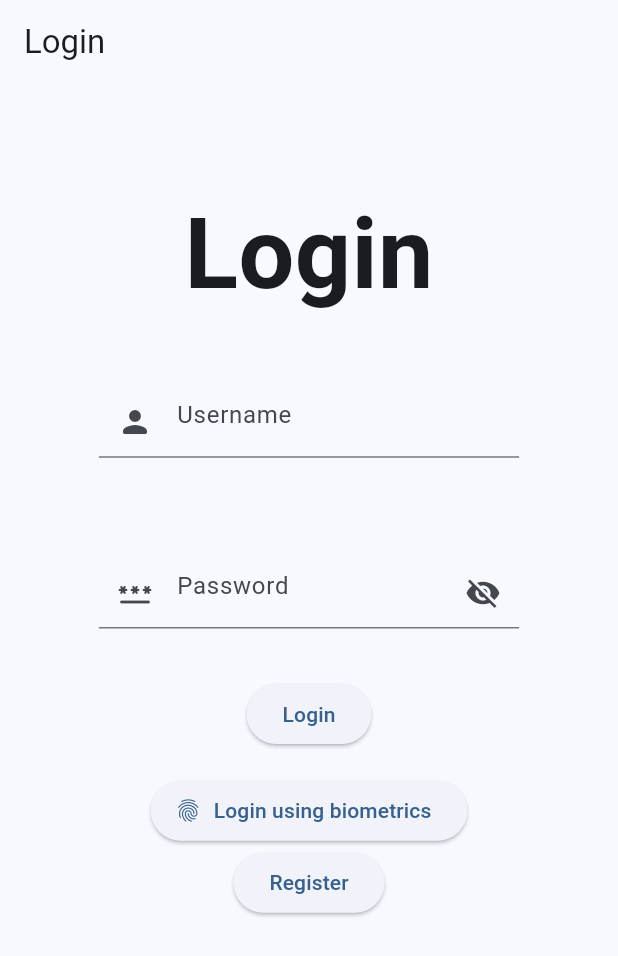
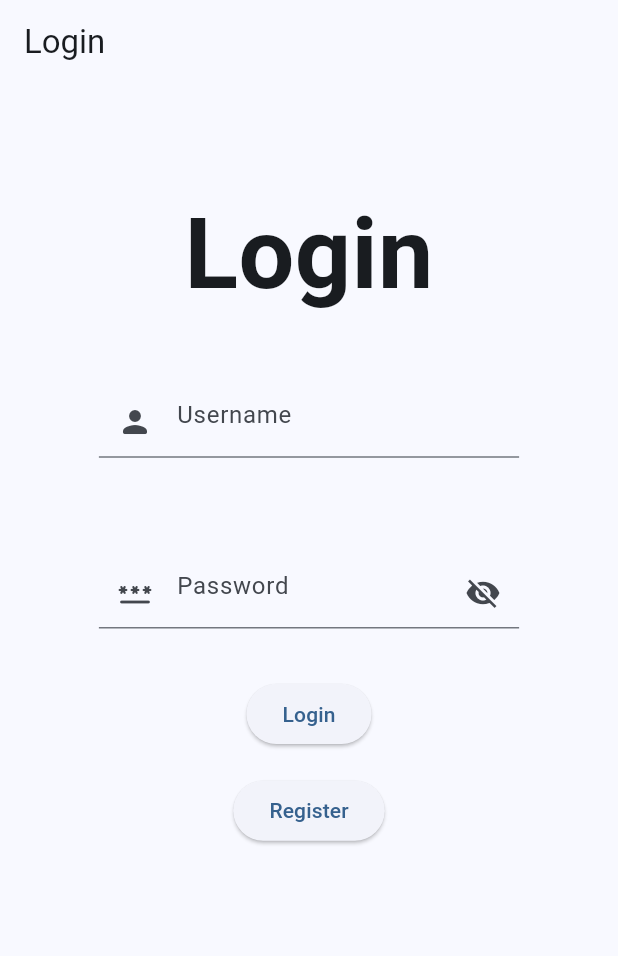
Before and after one commit to AdrianoDiDio/FlutterBiometricAuthFrontend, a Flutter app: the screen it shows after launch, on a phone screen of 412 x 824 dp. Shown: the top 956 px of the screen. Run offline on Flutter 3.47's test engine with Material 2 defaults, Android fonts, the light colour scheme and no system bars; our stand-ins replace dartz, dio, flutter_localized_locales, flutter_riverpod, flutter_secure_storage, freezed_annotation and 8 more; missing offline and left inert: dart:ffi, pointycastle; generated files the repository leaves out were written again.

Commit message:
Added BiometricProvider to help with the enrollment process and to be able to update the GUI when we enroll or cancel it. StorageKeys:Changed biometricEnrolled to biometricsToken. Login:Added a Visible object to hide/show the fingerprint login button based on the enrollment status.

```diff
--- a/lib/main.dart
+++ b/lib/main.dart
@@ -1,6 +1,7 @@
 import 'package:biometric_auth_frontend/locator.dart';
 import 'package:biometric_auth_frontend/logger.dart';
 import 'package:biometric_auth_frontend/providers/auth_provider.dart';
+import 'package:biometric_auth_frontend/providers/biometric_provider.dart';
 import 'package:biometric_auth_frontend/providers/language_provider.dart';
 import 'package:biometric_auth_frontend/providers/theme_provider.dart';
 import 'package:biometric_auth_frontend/routes.dart';
@@ -20,30 +21,32 @@ void main() {
   WidgetsFlutterBinding.ensureInitialized();
   setUpLazySingletons();
   SizeConfig().init();
-  runApp(const ProviderScope(child: MyApp()));
+  runApp(ProviderScope(child: MyApp()));
 }
 
 class MyApp extends StatelessWidget {
-  const MyApp({super.key});
+  final AuthProvider authProvider = AuthProvider();
+  MyApp({super.key});
 
   @override
   Widget build(BuildContext context) {
-    AuthProvider authProvider = AuthProvider();
     return MultiProvider(
       providers: [
         ChangeNotifierProvider(lazy: false, create: (_) => ThemeProvider()),
         ChangeNotifierProvider(lazy: false, create: (_) => LanguageProvider()),
         ChangeNotifierProvider(lazy: false, create: (_) => authProvider),
-        Provider<MainRouter>(
+        ChangeNotifierProvider(lazy: false, create: (_) => BiometricProvider()),
+        Provider<MainRouterProvider>(
           lazy: false,
-          create: (BuildContext createContext) => MainRouter(authProvider),
+          create: (BuildContext createContext) =>
+              MainRouterProvider(authProvider),
         ),
       ],
       child: Consumer4(builder: (context,
-          ThemeProvider themeNotifier,
-          LanguageProvider languageNotifier,
+          ThemeProvider themeProvider,
+          LanguageProvider languageProvider,
           AuthProvider authProvider,
-          MainRouter mainRouterProvider,
+          MainRouterProvider mainRouterProvider,
           child) {
         return MaterialApp.router(
           title: 'Biometric Auth Frontend',
@@ -57,8 +60,8 @@ class MyApp extends StatelessWidget {
               brightness: Brightness.dark,
               useMaterial3: true,
               colorSchemeSeed: Colors.blue),
-          themeMode: themeNotifier.themeMode,
-          locale: languageNotifier.locale,
+          themeMode: themeProvider.themeMode,
+          locale: languageProvider.locale,
           debugShowCheckedModeBanner: false,
           localizationsDelegates: const [
             LocaleNamesLocalizationsDelegate(),
--- /dev/null
+++ b/lib/providers/biometric_provider.dart
@@ -0,0 +1,47 @@
+import 'package:biometric_auth_frontend/locator.dart';
+import 'package:biometric_auth_frontend/logger.dart';
+import 'package:biometric_auth_frontend/utils/storage_keys.dart';
+import 'package:biometric_auth_frontend/utils/storage_utils.dart';
+import 'package:flutter/material.dart';
+
+class BiometricProvider with ChangeNotifier {
+  late bool _biometricsEnrolled;
+
+  bool get areBiometricsEnrolled => _biometricsEnrolled;
+
+  BiometricProvider() {
+    logger.d("Initialization...");
+    _biometricsEnrolled = false;
+    _init();
+  }
+
+  void _init() async {
+    String? result = await serviceLocator
+        .get<StorageUtils>()
+        .read(StorageKeys.biometricsToken);
+    _biometricsEnrolled = result != null;
+    notifyListeners();
+  }
+
+  void enroll(String biometricToken, String privateKey, String userId) {
+    serviceLocator
+        .get<StorageUtils>()
+        .write(StorageKeys.biometricsToken, biometricToken);
+    serviceLocator
+        .get<StorageUtils>()
+        .write(StorageKeys.biometricsPrivateKey, privateKey);
+    serviceLocator
+        .get<StorageUtils>()
+        .write(StorageKeys.biometricsUserId, userId);
+    _biometricsEnrolled = true;
+    notifyListeners();
+  }
+
+  void cancel() {
+    serviceLocator.get<StorageUtils>().delete(StorageKeys.biometricsToken);
+    serviceLocator.get<StorageUtils>().delete(StorageKeys.biometricsPrivateKey);
+    serviceLocator.get<StorageUtils>().delete(StorageKeys.biometricsUserId);
+    _biometricsEnrolled = false;
+    notifyListeners();
+  }
+}
--- a/lib/routes.dart
+++ b/lib/routes.dart
@@ -13,11 +13,11 @@ import 'package:biometric_auth_frontend/views/settings/language_settings_view.da
 import 'package:biometric_auth_frontend/views/settings/settings_view.dart';
 import 'package:biometric_auth_frontend/views/settings/theme_settings_view.dart';
 import 'package:go_router/go_router.dart';
-import 'package:provider/provider.dart';
 
-class MainRouter {
+class MainRouterProvider {
   final AuthProvider authProvider;
-  MainRouter(this.authProvider);
+  MainRouterProvider(this.authProvider);
+
   late final GoRouter goRouter = GoRouter(
       initialLocation: LoginScreen.routePath,
       debugLogDiagnostics: true,
--- a/lib/utils/storage_keys.dart
+++ b/lib/utils/storage_keys.dart
@@ -3,7 +3,7 @@ class StorageKeys {
   static const String accessToken = "accessToken";
   static const String themeMode = "themeMode";
   static const String localeName = "localeName";
-  static const String biometricsEnrolled = "biometricsEnrolled";
+  static const String biometricsToken = "biometricsToken";
   static const String biometricsUserId = "biometricsUserId";
   static const String biometricsPrivateKey = "biometricsPrivateKey";
 }
--- a/lib/views/login/login_body.dart
+++ b/lib/views/login/login_body.dart
@@ -7,6 +7,7 @@ import 'package:biometric_auth_frontend/localizations_ext.dart';
 import 'package:biometric_auth_frontend/locator.dart';
 import 'package:biometric_auth_frontend/logger.dart';
 import 'package:biometric_auth_frontend/providers/auth_provider.dart';
+import 'package:biometric_auth_frontend/providers/biometric_provider.dart';
 import 'package:biometric_auth_frontend/retrofit/repositories/biometric_repository.dart';
 import 'package:biometric_auth_frontend/size_config.dart';
 import 'package:biometric_auth_frontend/utils/storage_keys.dart';
@@ -17,7 +18,7 @@ import 'package:biometric_auth_frontend/views/register/register_view.dart';
 import 'package:flutter/material.dart';
 import 'package:go_router/go_router.dart';
 import 'package:pointycastle/asn1.dart';
-import 'package:pointycastle/export.dart';
+import 'package:pointycastle/export.dart' hide State;
 import 'package:provider/provider.dart';
 
 class LoginScreenBody extends StatelessWidget {
@@ -41,13 +42,17 @@ class LoginScreenBody extends StatelessWidget {
                     )),
                 SizedBox(height: SizeConfig.blockSizeHorizontal * 10),
                 const LoginForm(),
-                SizedBox(height: SizeConfig.blockSizeHorizontal * 4),
-                ElevatedButton.icon(
-                    icon: const Icon(Icons.fingerprint_rounded),
-                    onPressed: () {
-                      _attemptBiometricLogin(context);
-                    },
-                    label: const Text("Login using biometrics")),
+                SizedBox(height: SizeConfig.blockSizeHorizontal * 2),
+                Visibility(
+                    visible: Provider.of<BiometricProvider>(context)
+                        .areBiometricsEnrolled,
+                    child: ElevatedButton.icon(
+                        icon: const Icon(Icons.fingerprint_rounded),
+                        onPressed: () {
+                          _attemptBiometricLogin(context);
+                        },
+                        label: const Text("Login using biometrics"))),
+                SizedBox(height: SizeConfig.blockSizeHorizontal * 2),
                 ElevatedButton(
                     onPressed: () {
                       context.pushNamed(RegisterScreen.routeName);
@@ -117,7 +122,7 @@ class LoginScreenBody extends StatelessWidget {
   void _attemptBiometricLogin(BuildContext context) async {
     StorageUtils storageUtils = serviceLocator.get<StorageUtils>();
     String? biometricToken =
-        await storageUtils.read(StorageKeys.biometricsEnrolled);
+        await storageUtils.read(StorageKeys.biometricsToken);
     String? biometricUserId =
         await storageUtils.read(StorageKeys.biometricsUserId);
     String? biometricPrivateKey =
```
Also changed, not shown: lib/views/settings/biometric_settings_view.dart (+10 -16 lines).
